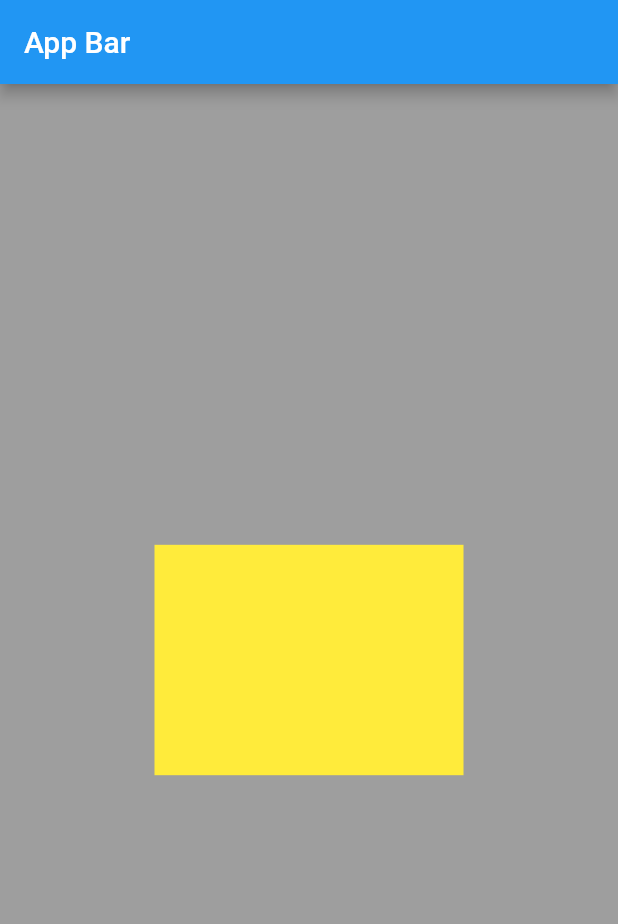
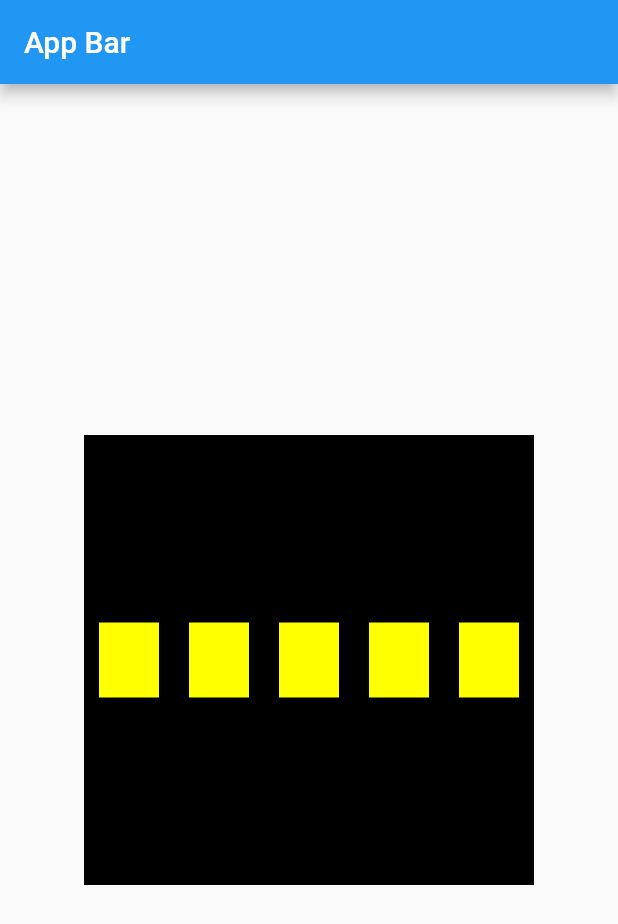
Before and after one commit to clavison/aula-flutter, a Flutter app: the screen it shows after launch, on a phone screen of 412 x 824 dp. Shown: the top 924 px of the screen. Run offline on Flutter 3.47's test engine with Material 2 defaults, Android fonts, the light colour scheme and no system bars.

Commit message:
Expanded

```diff
--- a/lib/main.dart
+++ b/lib/main.dart
@@ -12,7 +12,7 @@ class MyApp extends StatefulWidget {
 }
 
 class _MyAppState extends State<MyApp> {
-  containerBuild({Color bgColor = Colors.black, double w = 50, double h = 50, double radius = 0}) {
+  containerBuild({Color bgColor = Colors.yellowAccent, double w = 50, double h = 50, double radius = 0}) {
     return Container(
       margin: const EdgeInsets.all(10),
       width: w,
@@ -27,18 +27,20 @@ class _MyAppState extends State<MyApp> {
       debugShowCheckedModeBanner: false,
       home: Scaffold(
           appBar: AppBar(title: const Text("App Bar")),
-          body: Container(
-            height: double.infinity,
-            width: double.infinity,
-            color: Colors.grey,
-            child: Center(
-              child: LayoutBuilder(builder: (BuildContext context, BoxConstraints constraints) {
-                return Container(
-                  color: Colors.yellow,
-                  width: constraints.maxWidth * 0.5,
-                  height: constraints.maxHeight * 0.2,
-                );
-              }),
+          body: Center(
+            child: Container(
+              color: Colors.black,
+              width: 300,
+              height: 300,
+              child: Row(
+                mainAxisAlignment: MainAxisAlignment.center,
+                children: [
+                Expanded(child: containerBuild()),
+                Expanded(child: containerBuild()),
+                Expanded(child: containerBuild()),
+                Expanded(child: containerBuild()),
+                Expanded(child: containerBuild()),
+              ]),
             ),
           )),
     );
```
